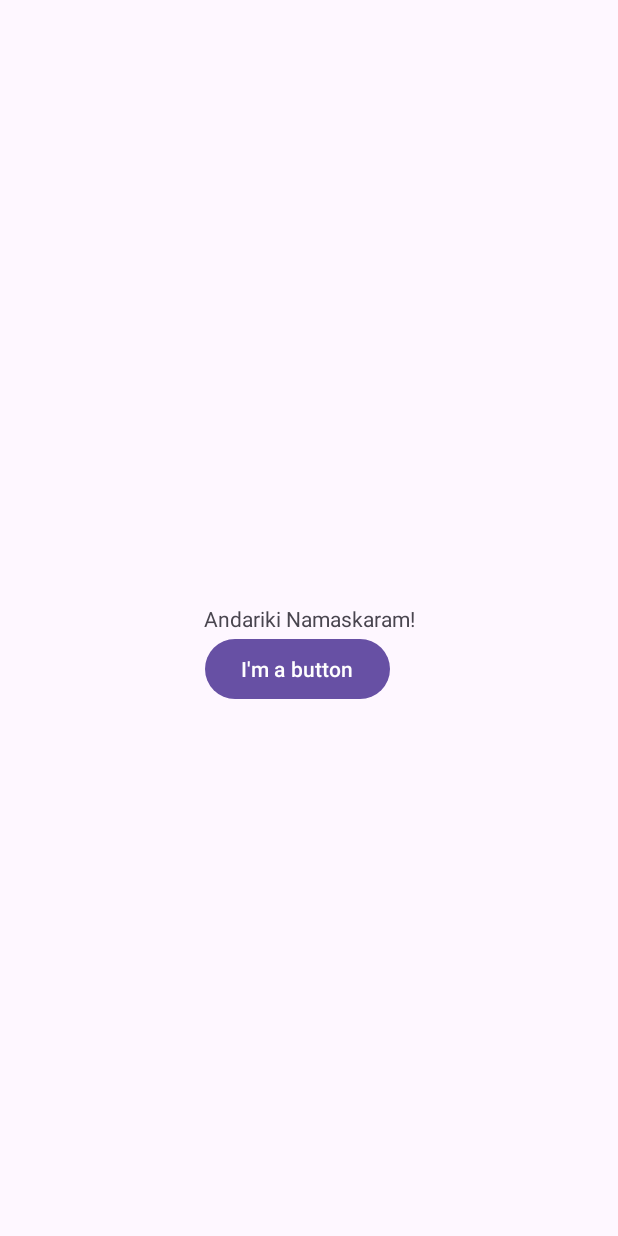
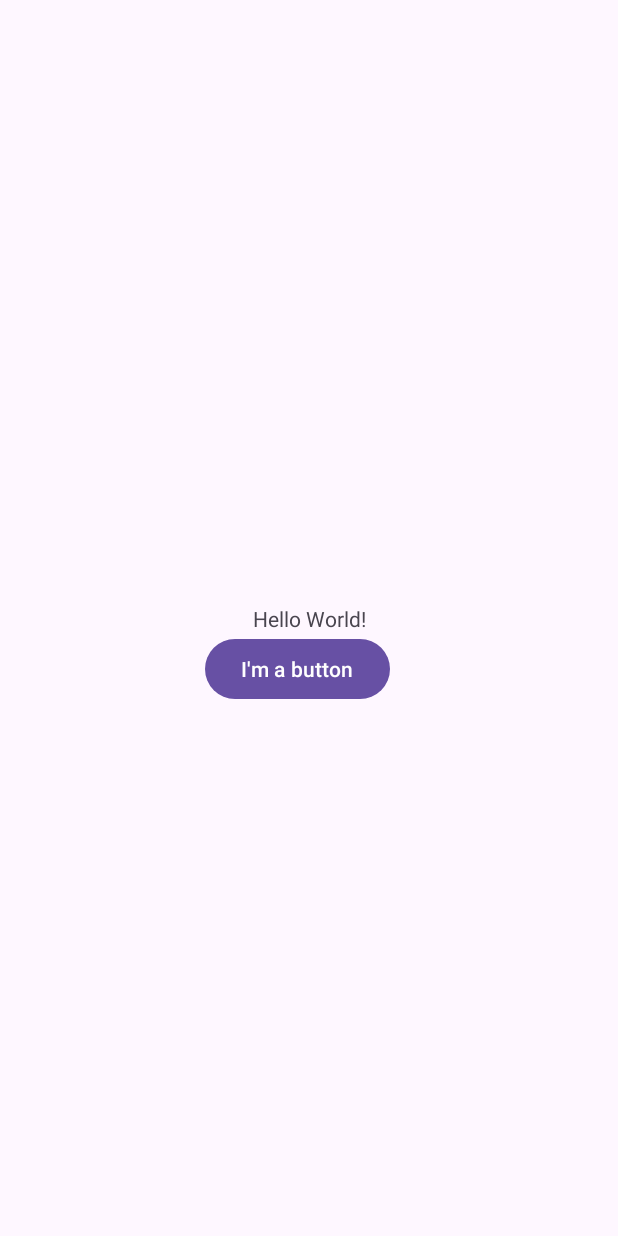
Before and after one commit to Dileep5/CP670, an Android app: the screen it shows after launch (MainActivity), on a phone screen of 412 x 824 dp. Run offline under Robolectric (Android 15) with nearby library versions, the phone set to English and light mode, and no system bars.

```diff
--- a/app/src/main/res/values/strings.xml
+++ b/app/src/main/res/values/strings.xml
@@ -1,5 +1,5 @@
 <resources>
     <string name="app_name">AndroidAssignments</string>
-    <string name="hello_message">Andariki Namaskaram!</string>
+    <string name="hello_message">Hello World!</string>
     <string name="ButtonText">I\'m a button</string>
 </resources>
```
Also changed, not shown: 1 other file.
